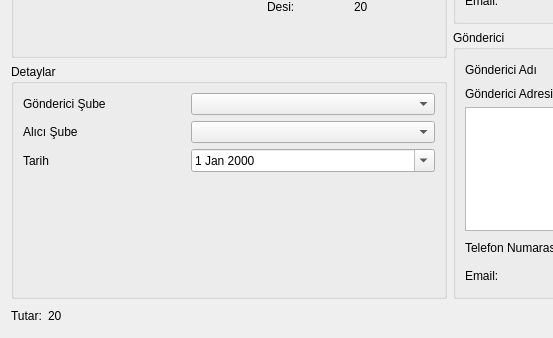
Alder-Team/KargoOtomasyonu, file UI/VeriFormlari/krgyenikargoekle.ui: the form before one commit; both pictures show x 0 to 553 and y 287 to 625 of the 900 by 625 pixel window.
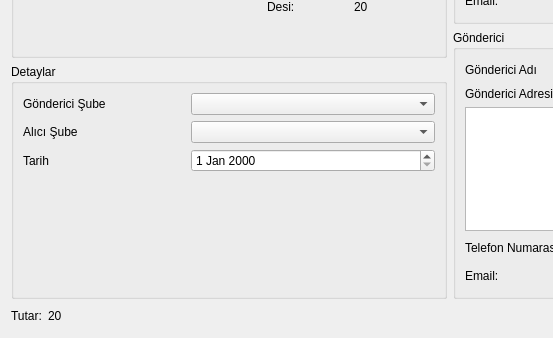
The form after the commit.

Commit message: update kargo listeleme

Patch:
```diff
--- a/UI/VeriFormlari/krgyenikargoekle.ui
+++ b/UI/VeriFormlari/krgyenikargoekle.ui
@@ -233,7 +233,7 @@
                 <item>
                  <widget class="QDateEdit" name="dateEditTarih">
                   <property name="calendarPopup">
-                   <bool>true</bool>
+                   <bool>false</bool>
                   </property>
                  </widget>
                 </item>
```
The commit also changes 2 other files.
